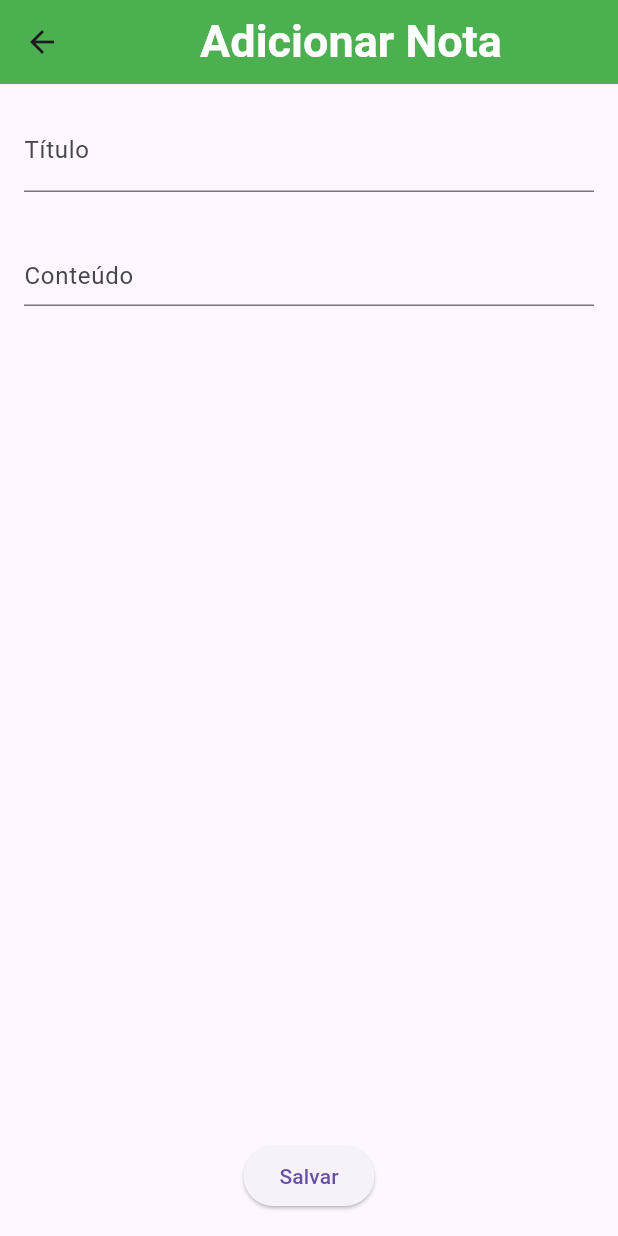
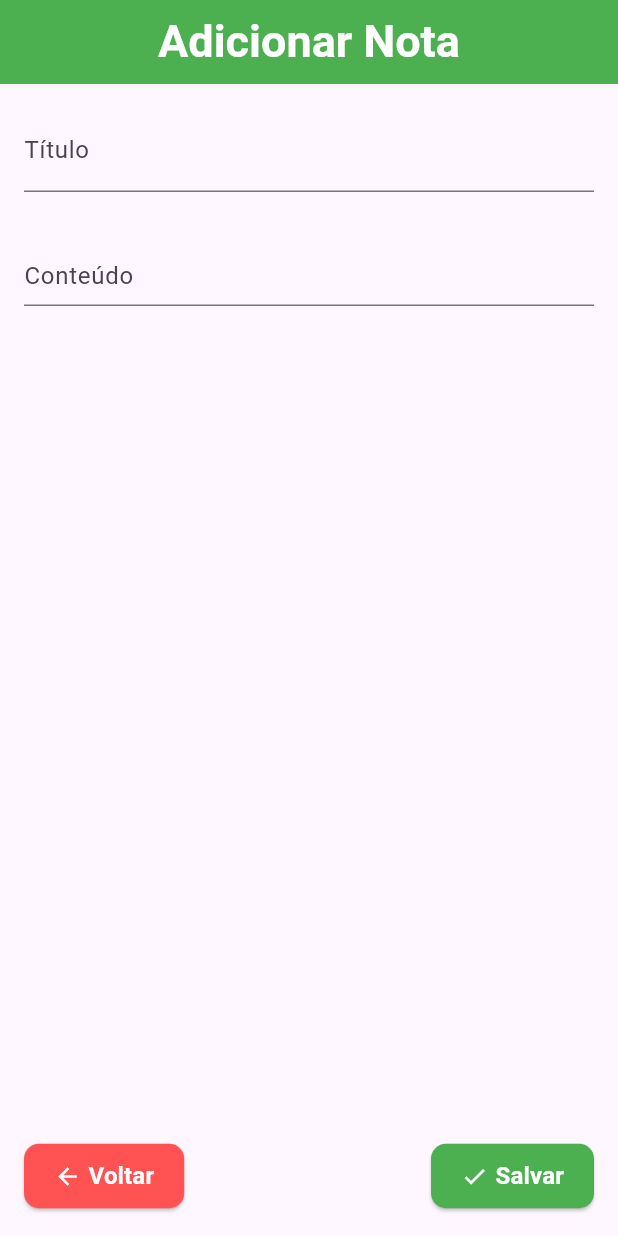
Before and after one commit to eduardonicioli/bloco_notas, a Flutter app: the AddNotePage screen opened directly, on a phone screen of 412 x 824 dp. Run offline on Flutter 3.47's test engine with Material 3 defaults, Android fonts, the light colour scheme and no system bars; our stand-ins replace bloc, flutter_bloc.

Commit message:
update buttons

```diff
--- a/lib/pages/add_note_page.dart
+++ b/lib/pages/add_note_page.dart
@@ -15,6 +15,7 @@ class AddNotePage extends StatelessWidget {
       appBar: customAppBar(
         title: 'Adicionar Nota',
         backgroundColor: Colors.green,
+        automaticallyImplyLeading: false,
       ),
       body: Padding(
         padding: EdgeInsets.all(16.0),
@@ -43,12 +44,44 @@ class AddNotePage extends StatelessWidget {
 
             Expanded(child: Container()),
 
-            // Botão de salvar
+            // Botões de Voltar e Salvar
+            Row(
+              mainAxisAlignment: MainAxisAlignment.spaceBetween,
+              children: [
+                // Botão Voltar
+                ElevatedButton(
+                  onPressed: () {
+                    Navigator.pop(context); // Apenas volta para a página anterior
+                  },
+                  style: ElevatedButton.styleFrom(
+                    backgroundColor: Colors.redAccent, // Cor de fundo
+                    padding: EdgeInsets.symmetric(horizontal: 20, vertical: 10), // Tamanho do botão
+                    shape: RoundedRectangleBorder(
+                      borderRadius: BorderRadius.circular(10), // Bordas arredondadas
+                    ),
+                  ),
+                  child: Row(
+                    children: [
+                      Icon(Icons.arrow_back, color: Colors.white), // Ícone
+                      SizedBox(width: 5),
+                      Text(
+                        'Voltar',
+                        style: TextStyle(
+                          fontSize: 16,
+                          fontWeight: FontWeight.bold,
+                          color: Colors.white, // Cor do texto
+                        ),
+                      ),
+                    ],
+                  ),
+                ),
+
+                // Botão Salvar
                 ElevatedButton(
                   onPressed: () {
                     // Criar uma nova nota
                     final newNote = Note(
-                  id: DateTime.now().millisecondsSinceEpoch.toString(),  // Converte o 'int' para 'String'
+                      id: DateTime.now().millisecondsSinceEpoch.toString(), // Converte o 'int' para 'String'
                       title: titleController.text,
                       content: contentController.text,
                     );
@@ -59,7 +92,29 @@ class AddNotePage extends StatelessWidget {
                     // Voltar para a página anterior
                     Navigator.pop(context);
                   },
-              child: Text('Salvar'),
+                  style: ElevatedButton.styleFrom(
+                    backgroundColor: Colors.green, // Cor de fundo
+                    padding: EdgeInsets.symmetric(horizontal: 20, vertical: 10), // Tamanho do botão
+                    shape: RoundedRectangleBorder(
+                      borderRadius: BorderRadius.circular(10), // Bordas arredondadas
+                    ),
+                  ),
+                  child: Row(
+                    children: [
+                      Icon(Icons.check, color: Colors.white), // Ícone
+                      SizedBox(width: 5),
+                      Text(
+                        'Salvar',
+                        style: TextStyle(
+                          fontSize: 16,
+                          fontWeight: FontWeight.bold,
+                          color: Colors.white, // Cor do texto
+                        ),
+                      ),
+                    ],
+                  ),
+                ),
+              ],
             ),
           ],
         ),
--- a/lib/widgets.dart
+++ b/lib/widgets.dart
@@ -1,13 +1,21 @@
+import 'package:flutter/material.dart';
+
 import 'package:flutter/material.dart';
 
 AppBar customAppBar({
   required String title,
   Color backgroundColor = Colors.white,
   List<Widget>? actions,
+  Widget? customBackButton, // Para substituir o botão de voltar por outro widget, se necessário
+  bool automaticallyImplyLeading = true, // Controle explícito do botão de voltar
 }) {
   return AppBar(
     backgroundColor: backgroundColor,
     actions: actions,
+    automaticallyImplyLeading: false, // Desativa o botão padrão de voltar
+    leading: automaticallyImplyLeading
+        ? customBackButton ?? BackButton() // Usa o botão personalizado ou o padrão
+        : null, // Remove o botão de voltar
     title: Align(
       alignment: Alignment.center,
       child: Text(
@@ -23,6 +31,7 @@ AppBar customAppBar({
   );
 }
 
+
 class GradientBackground extends StatelessWidget {
   final Widget child;
 
@@ -36,8 +45,8 @@ class GradientBackground extends StatelessWidget {
           begin: Alignment.bottomRight,
           end: Alignment.topLeft,
           colors: [
-            Color(0xFFFFF9C4), // Amarelo claro
-            Color(0xFFFFEB3B), // Amarelo mais forte
+            Color(0xB6E3D469), // Amarelo claro
+            Color(0xDBFFEB3B), // Amarelo mais forte
           ],
         ),
       ),
```
Also changed, not shown: lib/pages/edit_note_page.dart (+26 -4 lines), lib/pages/home_page.dart (+65 -9 lines). Lines whose indentation alone changed are shown as unchanged.
